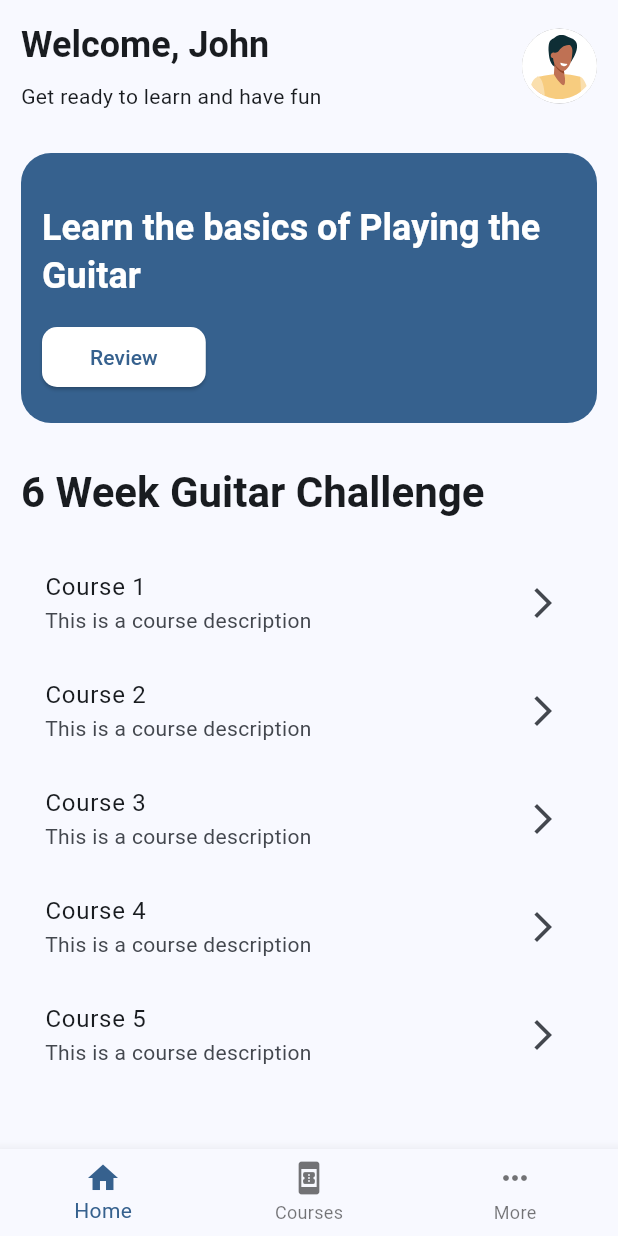
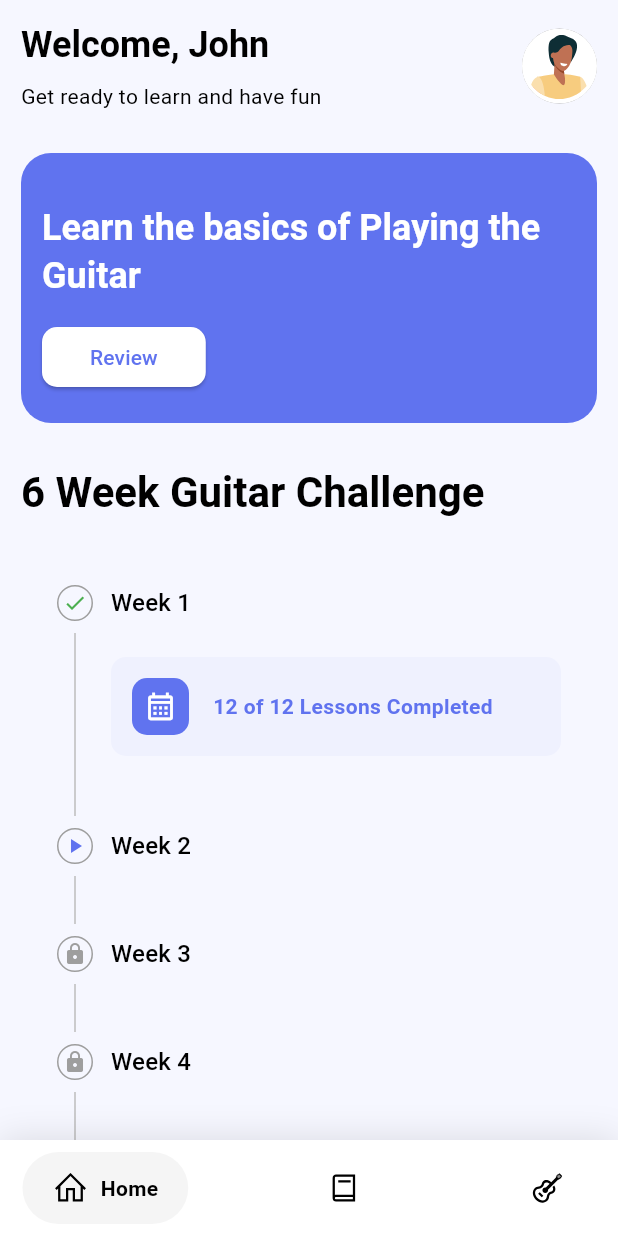
Before and after one commit to titoo-dev/guitarist_academy, a Flutter app: the HomeView screen opened by its route, on a phone screen of 412 x 824 dp. Run offline on Flutter 3.47's test engine with Material 3 defaults, Android fonts, the phone set to English and light mode, and no system bars; drawn by our look-alikes of google_nav_bar; our stand-ins replace get, line_icons, lottie; statements that could not run were skipped.

Commit message:
Add Google Navigation Bar and Line Icons; update HomeController for tab navigation and enhance theme colors

```diff
--- a/lib/app/modules/home/controllers/home_controller.dart
+++ b/lib/app/modules/home/controllers/home_controller.dart
@@ -9,7 +9,8 @@ class HomeController extends GetxController {
   static final navigatorKey = GlobalKey<NavigatorState>();
 
   void onTap(int index) {
-    navigatorKey.currentState?.pushNamed('$index');
+    if (currentIndex.value == index) return;
+    navigatorKey.currentState?.pushReplacementNamed('$index');
     currentIndex.value = index;
   }
 }
--- a/lib/app/modules/home/views/home_view.dart
+++ b/lib/app/modules/home/views/home_view.dart
@@ -1,9 +1,13 @@
 import 'package:flutter/material.dart';
 
 import 'package:get/get.dart';
+import 'package:google_nav_bar/google_nav_bar.dart';
+import 'package:line_icons/line_icons.dart';
 import 'package:lottie/lottie.dart';
 
+import '../../../shared/theme.dart';
 import '../controllers/home_controller.dart';
+import '../widgets/weekly_task.dart';
 
 class HomeView extends GetView<HomeController> {
   const HomeView({
@@ -18,19 +22,52 @@ class HomeView extends GetView<HomeController> {
 
   @override
   Widget build(BuildContext context) {
-    final navigationBarItems = [
-      BottomNavigationBarItem(icon: Icon(Icons.home), label: 'Home'),
-      BottomNavigationBarItem(icon: Icon(Icons.book_online), label: 'Courses'),
-      BottomNavigationBarItem(
-          icon: Icon(Icons.more_horiz_outlined), label: 'More'),
-    ];
     return Scaffold(
       bottomNavigationBar: GetX<HomeController>(
         builder: (state) {
-          return BottomNavigationBar(
-            items: navigationBarItems,
-            onTap: controller.onTap,
-            currentIndex: state.currentIndex.value,
+          return Container(
+            decoration: BoxDecoration(
+              color: Colors.white,
+              boxShadow: [
+                BoxShadow(
+                  blurRadius: 20,
+                  color: Colors.black12,
+                )
+              ],
+            ),
+            child: SafeArea(
+              child: Padding(
+                padding:
+                    const EdgeInsets.symmetric(horizontal: 15.0, vertical: 8),
+                child: GNav(
+                  rippleColor: gNavRippleColor!,
+                  hoverColor: gNavHoverColor!,
+                  gap: 8,
+                  activeColor: gNavActiveColor,
+                  iconSize: 24,
+                  padding: EdgeInsets.symmetric(horizontal: 20, vertical: 12),
+                  duration: Duration(milliseconds: 400),
+                  tabBackgroundColor: gNavTabBackgroundColor!,
+                  color: Colors.black,
+                  tabs: [
+                    GButton(
+                      icon: LineIcons.home,
+                      text: 'Home',
+                    ),
+                    GButton(
+                      icon: LineIcons.book,
+                      text: 'Lessons',
+                    ),
+                    GButton(
+                      icon: LineIcons.guitar,
+                      text: 'Tool',
+                    ),
+                  ],
+                  selectedIndex: state.currentIndex.value,
+                  onTabChange: controller.onTap,
+                ),
+              ),
+            ),
           );
         },
       ),
@@ -55,7 +92,48 @@ class HomePage extends StatelessWidget {
         children: [
           HomeViewHeader(),
           HomeViewBanner(),
-          Expanded(child: HomeViewContent()),
+          Expanded(
+            child: HomeViewContent(
+              weeklyTasks: [
+                WeeklyTask(
+                  weekNumber: 1,
+                  color: Theme.of(context).colorScheme.primary,
+                  completedLessons: 12,
+                  totalLessons: 12,
+                ),
+                WeeklyTask(
+                  weekNumber: 2,
+                  color: Theme.of(context).colorScheme.secondary,
+                  completedLessons: 1,
+                  totalLessons: 5,
+                ),
+                WeeklyTask(
+                  weekNumber: 3,
+                  color: Theme.of(context).colorScheme.secondary,
+                  completedLessons: 0,
+                  totalLessons: 5,
+                ),
+                WeeklyTask(
+                  weekNumber: 4,
+                  color: Theme.of(context).colorScheme.secondary,
+                  completedLessons: 0,
+                  totalLessons: 5,
+                ),
+                WeeklyTask(
+                  weekNumber: 5,
+                  color: Theme.of(context).colorScheme.secondary,
+                  completedLessons: 0,
+                  totalLessons: 5,
+                ),
+                WeeklyTask(
+                  weekNumber: 6,
+                  color: Theme.of(context).colorScheme.secondary,
+                  completedLessons: 0,
+                  totalLessons: 5,
+                ),
+              ],
+            ),
+          ),
         ],
       ),
     );
@@ -162,12 +240,17 @@ class HomeViewBanner extends StatelessWidget {
 }
 
 class HomeViewContent extends StatelessWidget {
-  const HomeViewContent({super.key});
+  const HomeViewContent({
+    super.key,
+    required this.weeklyTasks,
+  });
+
+  final List<WeeklyTask> weeklyTasks;
 
   @override
   Widget build(BuildContext context) {
     return Padding(
-      padding: const EdgeInsets.all(14.0),
+      padding: const EdgeInsets.only(left: 14.0, right: 14.0, top: 14.0),
       child: Column(
         crossAxisAlignment: CrossAxisAlignment.stretch,
         children: [
@@ -180,15 +263,36 @@ class HomeViewContent extends StatelessWidget {
           ),
           SizedBox(height: 20),
           Expanded(
-            child: ListView.builder(
-              itemCount: 5,
-              itemBuilder: (context, index) {
-                return ListTile(
-                  title: Text('Course ${index + 1}'),
-                  subtitle: Text('This is a course description'),
-                  trailing: Icon(Icons.arrow_forward_ios),
+            child: Stepper(
+              stepIconBuilder: (stepIndex, stepState) {
+                if (stepState == StepState.complete) {
+                  return Icon(
+                    Icons.check,
+                    color: Colors.green,
+                    size: 16,
+                  );
+                }
+
+                if (stepState == StepState.indexed) {
+                  return Icon(
+                    Icons.play_arrow,
+                    color: Theme.of(context).primaryColor,
+                    size: 16,
+                  );
+                }
+
+                return Icon(
+                  Icons.lock,
+                  color: Colors.grey,
+                  size: 16,
                 );
               },
+              type: StepperType.vertical,
+              connectorThickness: 1,
+              controlsBuilder: (context, details) => SizedBox.shrink(),
+              steps: [
+                for (final task in weeklyTasks) task.getStep(context),
+              ],
             ),
           ),
         ],
--- /dev/null
+++ b/lib/app/modules/home/widgets/weekly_task.dart
@@ -0,0 +1,83 @@
+import 'package:flutter/material.dart';
+
+import '../../../shared/theme.dart';
+
+class WeeklyTask {
+  const WeeklyTask({
+    required this.weekNumber,
+    required this.color,
+    required this.completedLessons,
+    required this.totalLessons,
+  });
+
+  final int weekNumber;
+  final Color color;
+  final int completedLessons;
+  final int totalLessons;
+
+  Step getStep(BuildContext context) {
+    return Step(
+      stepStyle: StepStyle(
+        color: Colors.transparent,
+        border: Border.all(color: Colors.grey),
+      ),
+      title: Text('Week $weekNumber',
+          style: Theme.of(context).textTheme.titleMedium),
+      content: Column(
+        crossAxisAlignment: CrossAxisAlignment.stretch,
+        children: [
+          Row(
+            children: [
+              Expanded(
+                child: Container(
+                  padding: EdgeInsets.all(14.0),
+                  decoration: BoxDecoration(
+                    color: kOnPrimaryContainer,
+                    borderRadius: BorderRadius.circular(10),
+                  ),
+                  child: Row(
+                    children: [
+                      Container(
+                        padding: EdgeInsets.all(8),
+                        decoration: BoxDecoration(
+                          color: color,
+                          borderRadius: BorderRadius.circular(10),
+                        ),
+                        child: Icon(
+                          Icons.calendar_month_outlined,
+                          color: Theme.of(context).colorScheme.onPrimary,
+                          size: 22,
+                        ),
+                      ),
+                      SizedBox(width: 16),
+                      Text(
+                        '$completedLessons of $totalLessons Lessons Completed',
+                        style: TextStyle(
+                          color: color,
+                          fontWeight: FontWeight.w600,
+                        ),
+                      ),
+                    ],
+                  ),
+                ),
+              )
+            ],
+          ),
+        ],
+      ),
+      state: getStepState(),
+    );
+  }
+
+  StepState getStepState() {
+    if (completedLessons == totalLessons) {
+      return StepState.complete;
+    }
+
+    if (completedLessons > 0) {
+      return StepState.indexed;
+    }
+
+    return StepState.disabled;
+  }
+}
--- a/lib/app/modules/splash/views/splash_view.dart
+++ b/lib/app/modules/splash/views/splash_view.dart
@@ -1,6 +1,7 @@
 import 'package:flutter/material.dart';
 
 import 'package:get/get.dart';
+import 'package:line_icons/line_icons.dart';
 
 import '../../../routes/app_pages.dart';
 import '../controllers/splash_controller.dart';
@@ -41,7 +42,7 @@ class _SplashContentState extends State<SplashContent> {
           backgroundColor: Colors.white,
           radius: 50,
           child: Icon(
-            Icons.ac_unit,
+            LineIcons.guitar,
             color: Theme.of(context).primaryColor,
             size: 50,
           ),
--- a/lib/app/shared/theme.dart
+++ b/lib/app/shared/theme.dart
@@ -1,7 +1,24 @@
 import 'package:flutter/material.dart';
 import 'package:flutter/services.dart';
 
-final colorScheme = ColorScheme.fromSeed(seedColor: Colors.blue);
+final colorScheme = ColorScheme.fromSeed(
+  seedColor: Color(0xff6073ef),
+  primary: Color(0xff6073ef),
+  onPrimary: Colors.white,
+  brightness: Brightness.light,
+  primaryContainer: Color(0xFF475BD8),
+  secondary: Color(0xFFEFBA60),
+  onSecondary: Color(0xFF000000),
+  secondaryContainer: Color(0xFFD8A547),
+  surface: Color(0xFFF6F7FF),
+  onSurface: Color(0xFF000000),
+  error: Color(0xFFB00020),
+  onError: Color(0xFFFFFFFF),
+  onPrimaryContainer: Color(0xffeff1fe),
+  onSecondaryContainer: Color(0xfffdf7e6),
+);
+
+const kOnPrimaryContainer = Color(0xffeff1fe);
 
 const kSystemUiOverlayStyle = SystemUiOverlayStyle(
   statusBarColor: Colors.transparent,
@@ -42,3 +59,9 @@ final elevatedButtonTheme = ElevatedButtonThemeData(
     backgroundColor: colorScheme.primary,
   ),
 );
+
+// Gnav theme
+final gNavRippleColor = Colors.grey[300];
+final gNavHoverColor = Colors.grey[100];
+final gNavActiveColor = Colors.black;
+final gNavTabBackgroundColor = Colors.grey[100];
--- a/pubspec.yaml
+++ b/pubspec.yaml
@@ -38,6 +38,8 @@ dependencies:
   get: ^4.6.6
   flutter_form_builder: ^9.6.0
   form_builder_validators: ^11.1.1
+  google_nav_bar: ^5.0.7
+  line_icons: ^2.0.3
 
 dev_dependencies:
   flutter_test:
```
Also changed, not shown: pubspec.lock.
